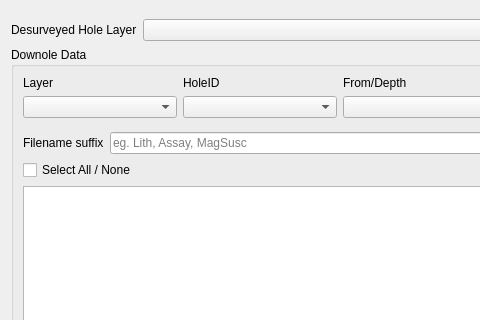
The window that downholedata_dialog_base.ui (rolandhill/geoscience) describes before a commit, drawn with Qt 5; both pictures show x 0 to 480 and y 0 to 320 of the 679 by 540 pixel window.
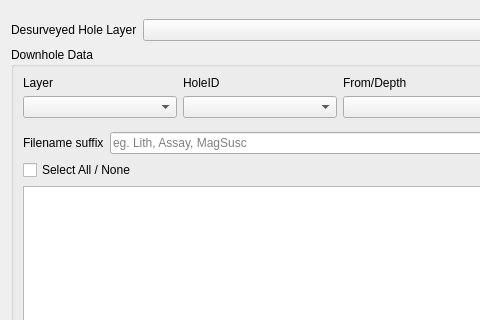
The same window after the commit. Custom widgets are drawn as their Qt base class.

Commit message: Add DEM to test data. Fix spelling mistake. FIX: Reverse line function.

```diff
--- a/downholedata_dialog_base.ui
+++ b/downholedata_dialog_base.ui
@@ -41,7 +41,7 @@
    <item>
     <widget class="QGroupBox" name="groupDownhole">
      <property name="title">
-      <string>Downole Data</string>
+      <string>Downhole Data</string>
      </property>
      <layout class="QVBoxLayout" name="verticalLayout_3">
       <item>
```
The commit also changes 4 other files.
